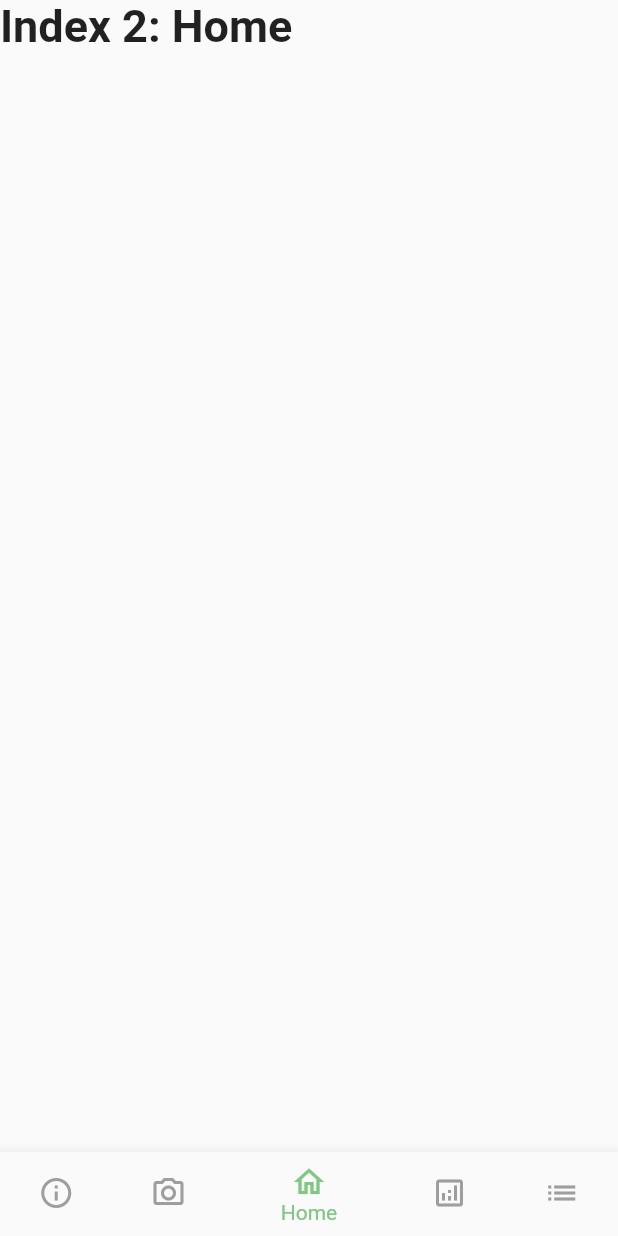
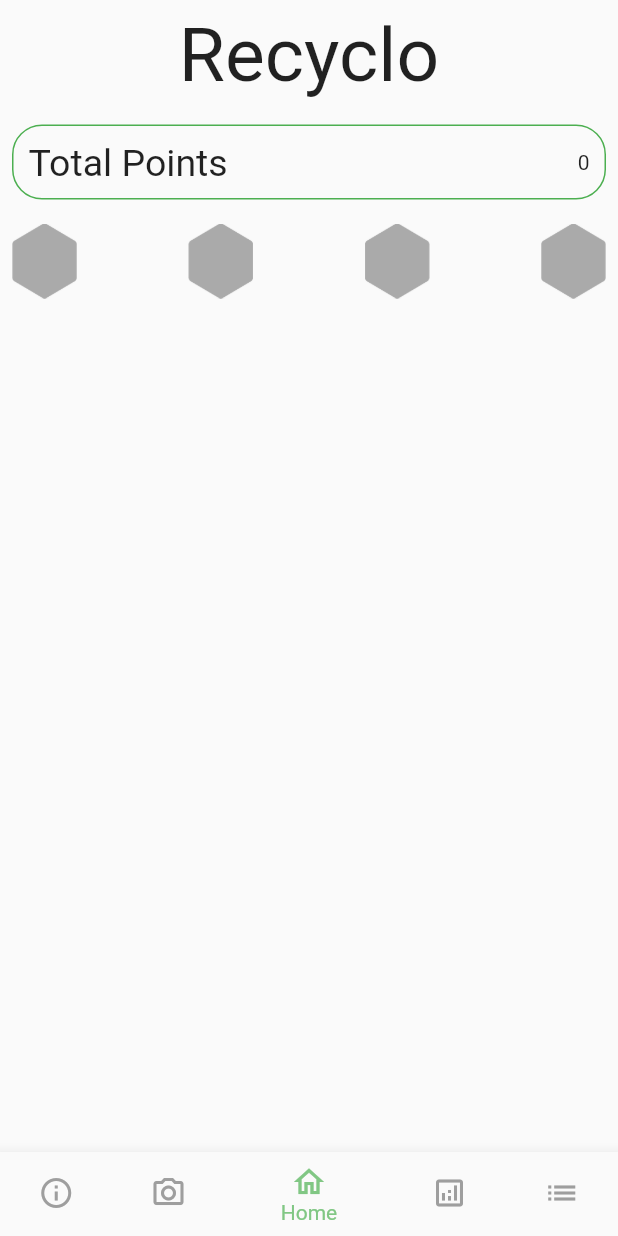
Before and after one commit to Artificially-Intelligent-Schulich/-Artificially-Intelligent, a Flutter app: the screen it shows after launch, on a phone screen of 412 x 824 dp. Run offline on Flutter 3.47's test engine with Material 2 defaults, Android fonts, the light colour scheme and no system bars; our stand-ins replace go_router.

Commit message:
Updates to home page (not complete)

```diff
--- a/recyclo/lib/main.dart
+++ b/recyclo/lib/main.dart
@@ -1,6 +1,9 @@
 import 'package:flutter/material.dart';
 import 'package:recyclo/models/stored_items.dart';
+import 'package:recyclo/widgets/home_widget.dart';
 import 'package:recyclo/widgets/item_list.dart';
+
+import 'models/user.dart';
 
 void main() => runApp(const Recyclo());
 
@@ -31,6 +34,8 @@ class _RecycloStatefulState extends State<RecycloStateful> {
   static const TextStyle optionStyle =
       TextStyle(fontSize: 30, fontWeight: FontWeight.bold);
 
+  User user = User(name: 'Anna Summers', email: 'asummers@gmail.com');
+
   void _onItemTapped(int index) {
     setState(() {
       _selectedIndex = index;
@@ -50,10 +55,7 @@ class _RecycloStatefulState extends State<RecycloStateful> {
         style: optionStyle,
       );
     } else if (_selectedIndex == 2) {
-      return const Text(
-        'Index 2: Home',
-        style: optionStyle,
-      );
+      return HomeWidget(user: user);
     } else if (_selectedIndex == 3) {
       return const Text(
         'Index 3: Analysis',
@@ -73,6 +75,7 @@ class _RecycloStatefulState extends State<RecycloStateful> {
 
   @override
   Widget build(BuildContext context) {
+    user.setupUser;
     return Scaffold(
       body: SafeArea(child: getWiget()),
       bottomNavigationBar: BottomNavigationBar(
--- a/recyclo/lib/models/user.dart
+++ b/recyclo/lib/models/user.dart
@@ -1,4 +1,5 @@
 import 'package:flutter/material.dart';
+import 'package:recyclo/widgets/badges.dart';
 
 import 'item.dart';
 
@@ -6,15 +7,18 @@ class User {
   final String name;
   final String email;
   final int points;
-  final AssetImage badges;
-  final AssetImage tree;
-  final Item item;
+  late Badges badges;
+  late AssetImage tree;
+  late List<Item> item;
 
-  User(
-      {required this.name,
-      required this.email,
-      required this.points,
-      required this.badges,
-      required this.tree,
-      required this.item});
+  User({
+    required this.name,
+    required this.email,
+    this.points = 0,
+  });
+
+  void setupUser() {
+    badges = Badges(points: points);
+    tree = AssetImage('');
+  }
 }
--- /dev/null
+++ b/recyclo/lib/widgets/badges.dart
@@ -0,0 +1,55 @@
+import 'package:flutter/material.dart';
+import 'package:flutter/src/widgets/container.dart';
+import 'package:flutter/src/widgets/framework.dart';
+
+class Badges extends StatelessWidget {
+  Badges({
+    super.key,
+    required this.points,
+  });
+
+  final int points;
+  final List<AssetImage> displayedBadges = [];
+
+  void determineBadges() {
+    if (displayedBadges.isEmpty) {
+      int i = 0;
+      while (i < 5) {
+        displayedBadges.add(const AssetImage('assets/images/grey_badge.png'));
+        ++i;
+      }
+    }
+    if (points < 5) {
+      displayedBadges[0] = const AssetImage('assets/images/grey_badge.png');
+      displayedBadges[1] = const AssetImage('assets/images/grey_badge.png');
+      displayedBadges[2] = const AssetImage('assets/images/grey_badge.png');
+      displayedBadges[3] = const AssetImage('assets/images/grey_badge.png');
+    }
+    if (points >= 5) {
+      displayedBadges[0] = const AssetImage('assets/images/shield.png');
+    }
+    if (points >= 10) {
+      displayedBadges[1] = const AssetImage('assets/images/recycle.png');
+    }
+    if (points >= 15) {
+      displayedBadges[2] = const AssetImage('assets/images/earth.png');
+    }
+    if (points >= 20) {
+      displayedBadges[3] = const AssetImage('assets/images/tree_2.png');
+    }
+  }
+
+  @override
+  Widget build(BuildContext context) {
+    determineBadges();
+    return Row(children: <Widget>[
+      Image(image: displayedBadges[0]),
+      Spacer(),
+      Image(image: displayedBadges[1]),
+      Spacer(),
+      Image(image: displayedBadges[2]),
+      Spacer(),
+      Image(image: displayedBadges[3]),
+    ]);
+  }
+}
--- /dev/null
+++ b/recyclo/lib/widgets/home_widget.dart
@@ -0,0 +1,71 @@
+import 'package:flutter/material.dart';
+import 'package:recyclo/widgets/badges.dart';
+
+import '../models/user.dart';
+
+class HomeWidget extends StatelessWidget {
+  final User user;
+
+  const HomeWidget({
+    super.key,
+    required this.user,
+  });
+
+  @override
+  Widget build(BuildContext context) {
+    return SafeArea(
+      child: Scaffold(
+          body: Column(
+        children: <Widget>[
+          const Padding(
+            padding: EdgeInsets.all(8.0),
+            child: Text(
+              'Recyclo',
+              style: TextStyle(
+                fontSize: 50,
+              ),
+            ),
+          ),
+          Padding(
+            padding: const EdgeInsets.all(8.0),
+            child: Container(
+              width: double.infinity,
+              height: 50,
+              decoration: BoxDecoration(
+                border: Border.all(color: Colors.green),
+                borderRadius: const BorderRadius.all(
+                  Radius.circular(20),
+                ),
+              ),
+              child: Padding(
+                padding: const EdgeInsets.all(10.0),
+                child: Row(
+                  children: <Widget>[
+                    Text(
+                      'Total Points',
+                      style: TextStyle(
+                        fontSize: 25,
+                      ),
+                    ),
+                    Spacer(),
+                    Text(
+                      '${user.points}',
+                    ),
+                  ],
+                ),
+              ),
+            ),
+          ),
+          Padding(
+            padding: const EdgeInsets.all(8.0),
+            child: SizedBox(
+              width: double.infinity,
+              height: 50,
+              child: Badges(points: user.points),
+            ),
+          ),
+        ],
+      )),
+    );
+  }
+}
```
Also changed, not shown: 1 other file.
